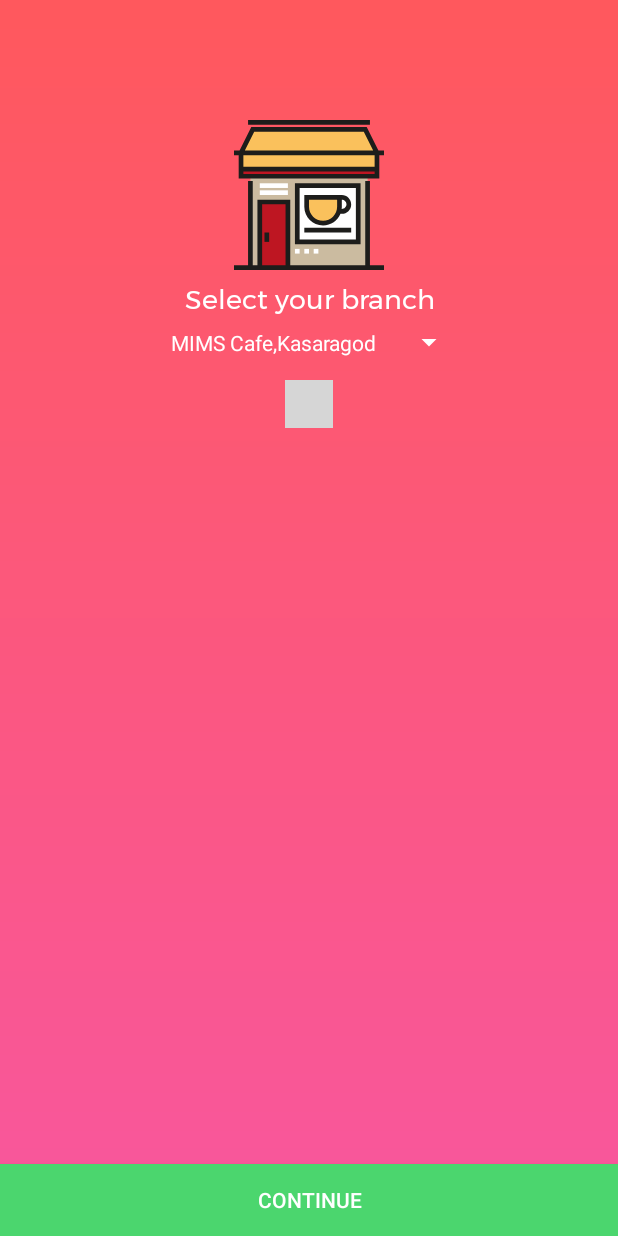
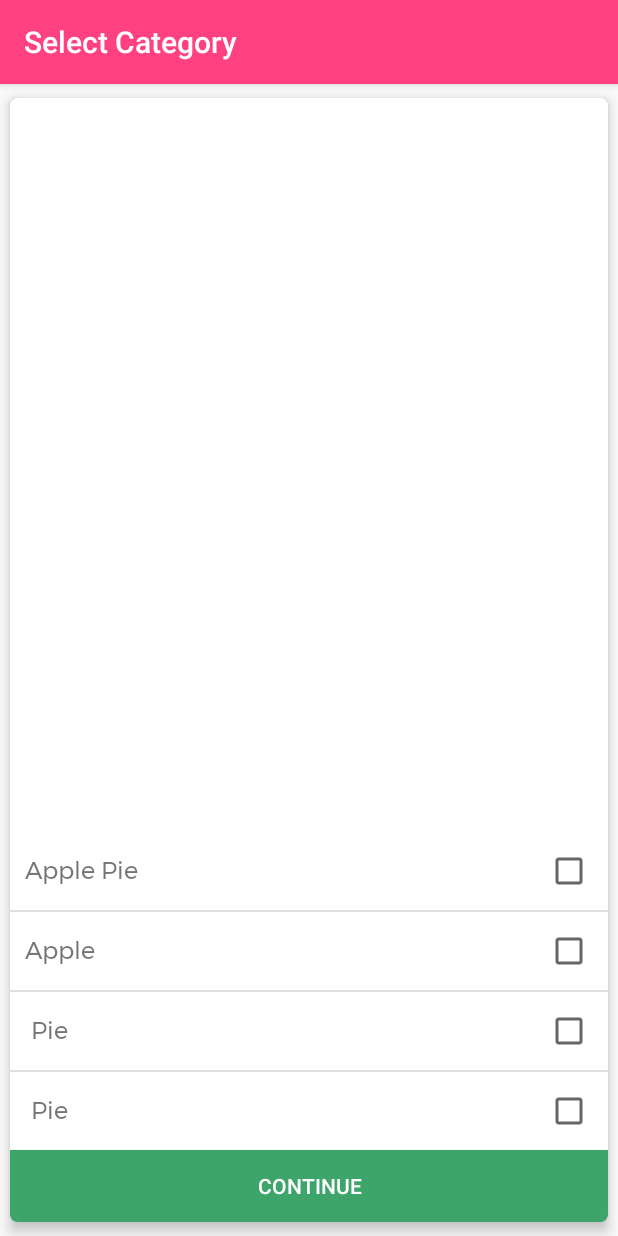
Before and after one commit to haseebmogral/KotSystem, an Android app: the screen it shows after launch (Branch_selection before the commit, category_selection after it), on a phone screen of 412 x 824 dp. Run offline under Robolectric (Android 15) with nearby library versions, the phone set to English and light mode, and no system bars; plain views replace SquarePinField; grey boxes are pictures that could not be loaded.

Commit message:
category selection checkbox added

```diff
--- a/app/src/main/AndroidManifest.xml
+++ b/app/src/main/AndroidManifest.xml
@@ -17,23 +17,27 @@
         <activity
             android:name=".activity.Order_screen"
             android:screenOrientation="landscape"
-            android:theme="@style/Theme.AppCompat.Light.NoActionBar" />
+            android:theme="@style/Theme.AppCompat.Light.NoActionBar"></activity>
         <activity
             android:name=".activity.Manager_Dashboard"
             android:theme="@style/Theme.AppCompat.Light.NoActionBar" />
         <activity
             android:name=".activity.main_screen"
-            android:theme="@style/Theme.AppCompat.Light.NoActionBar"></activity>
+            android:theme="@style/Theme.AppCompat.Light.NoActionBar">
+        </activity>
         <activity
             android:name=".activity.Branch_selection"
-            android:theme="@style/Theme.AppCompat.Light.NoActionBar">
-            <intent-filter>
-                <action android:name="android.intent.action.MAIN" />
+            android:theme="@style/Theme.AppCompat.Light.NoActionBar"></activity>
+    <activity android:name=".activity.select_item" > </activity>
+        <activity android:name=".activity.category_selection">
 
-                <category android:name="android.intent.category.LAUNCHER" />
-            </intent-filter>
+                        <intent-filter>
+                            <action android:name="android.intent.action.MAIN" />
+
+                  <category android:name="android.intent.category.LAUNCHER" />
+              </intent-filter>
+
         </activity>
-        <activity android:name=".activity.select_item"></activity>
     </application>
 
 </manifest>
--- /dev/null
+++ b/app/src/main/java/kot/amits/com/kotsystem/activity/category_selection.java
@@ -0,0 +1,53 @@
+package kot.amits.com.kotsystem.activity;
+
+import android.support.v7.app.AppCompatActivity;
+import android.os.Bundle;
+import android.view.View;
+import android.widget.AdapterView;
+import android.widget.ListView;
+import android.widget.TextView;
+import android.widget.Toast;
+
+import java.util.ArrayList;
+
+import kot.amits.com.kotsystem.R;
+import kot.amits.com.kotsystem.category_model.DataModel;
+import kot.amits.com.kotsystem.category_model.category_adapter;
+
+public class category_selection extends AppCompatActivity {
+
+    ArrayList dataModels;
+    ListView listView;
+    public category_adapter adapter;
+
+
+    @Override
+    protected void onCreate(Bundle savedInstanceState) {
+        super.onCreate(savedInstanceState);
+        setContentView(R.layout.activity_category_selection);
+        setTitle("Select Category");
+
+        listView = (ListView) findViewById(R.id.listView);
+
+        dataModels = new ArrayList();
+
+        dataModels.add(new DataModel(1,"Apple Pie", false));
+        dataModels.add(new DataModel(2,"Apple ", false));
+        dataModels.add(new DataModel(3," Pie", false));
+        dataModels.add(new DataModel(4," Pie", false));
+
+
+        adapter = new category_adapter(dataModels, getApplicationContext());
+
+        listView.setAdapter(adapter);
+
+    }
+
+
+
+
+
+    public void next(View view) {
+
+    }
+}
--- a/app/src/main/java/kot/amits/com/kotsystem/activity/select_item.java
+++ b/app/src/main/java/kot/amits/com/kotsystem/activity/select_item.java
@@ -43,6 +43,8 @@
     protected void onCreate(Bundle savedInstanceState) {
         super.onCreate(savedInstanceState);
         setContentView(R.layout.activity_select_item);
+        setTitle("Select Items");
+
         mydb=new DBmanager(this);
         mydb.open();
 
@@ -70,8 +72,8 @@
             LinearLayoutManager linearLayoutManager;
             linearLayoutManager = new LinearLayoutManager(this, LinearLayoutManager.HORIZONTAL, true);
             linearLayoutManager.setReverseLayout(false);
-            RecyclerView.LayoutManager mLayoutManager = new GridLayoutManager(select_item.this, 2);
-            items_recycler.setLayoutManager(linearLayoutManager);
+            RecyclerView.LayoutManager mLayoutManager = new GridLayoutManager(select_item.this, 5);
+            items_recycler.setLayoutManager(mLayoutManager);
         items_recycler.setAdapter(select_item_adapter);
 
             select_item_album cat;
--- a/app/src/main/java/kot/amits/com/kotsystem/adapter/CustomAdapter.java
+++ b/app/src/main/java/kot/amits/com/kotsystem/adapter/CustomAdapter.java
@@ -8,7 +8,10 @@
 import android.widget.ImageView;
 import android.widget.TextView;
 
+import java.util.ArrayList;
+
 import kot.amits.com.kotsystem.R;
+import kot.amits.com.kotsystem.activity.category_selection;
 
 public class CustomAdapter extends BaseAdapter {
     private Context context;
@@ -20,6 +23,9 @@
         this.context=context;
         this.app_icon=app_icon;
         this.app_name=app_name;
+    }
+
+    public CustomAdapter(ArrayList dataModels, category_selection category_selection) {
     }
 
     @Override
--- /dev/null
+++ b/app/src/main/java/kot/amits/com/kotsystem/category_model/DataModel.java
@@ -0,0 +1,16 @@
+package kot.amits.com.kotsystem.category_model;
+
+public class DataModel {
+
+    public String name;
+    public boolean checked;
+    public int cat_id;
+
+    public DataModel(int cat_id,String name, boolean checked) {
+        this.name = name;
+        this.cat_id=cat_id;
+        this.checked = checked;
+
+
+    }
+}
--- /dev/null
+++ b/app/src/main/java/kot/amits/com/kotsystem/category_model/category_adapter.java
@@ -0,0 +1,90 @@
+package kot.amits.com.kotsystem.category_model;
+
+import android.content.Context;
+import android.support.annotation.NonNull;
+import android.view.LayoutInflater;
+import android.view.View;
+import android.view.ViewGroup;
+import android.widget.ArrayAdapter;
+import android.widget.CheckBox;
+import android.widget.CompoundButton;
+import android.widget.TextView;
+import android.widget.Toast;
+
+import java.util.ArrayList;
+
+import kot.amits.com.kotsystem.R;
+import kot.amits.com.kotsystem.activity.category_selection;
+
+public class category_adapter extends ArrayAdapter {
+
+    private ArrayList dataSet;
+    Context mContext;
+
+    // View lookup cache
+    private static class ViewHolder {
+        TextView txtName;
+        CheckBox checkBox;
+        TextView catid;
+    }
+
+    public category_adapter(ArrayList data, Context context) {
+        super(context, R.layout.row_item, data);
+        this.dataSet = data;
+        this.mContext = context;
+
+    }
+    @Override
+    public int getCount() {
+        return dataSet.size();
+    }
+
+    @Override
+    public DataModel getItem(int position) {
+        return (DataModel) dataSet.get(position);
+    }
+
+
+    @Override
+    public View getView(int position, View convertView, @NonNull ViewGroup parent) {
+
+        ViewHolder viewHolder;
+        final View result;
+
+        if (convertView == null) {
+            viewHolder = new ViewHolder();
+            convertView = LayoutInflater.from(parent.getContext()).inflate(R.layout.row_item, parent, false);
+            viewHolder.txtName = (TextView) convertView.findViewById(R.id.txtName);
+            viewHolder.checkBox = (CheckBox) convertView.findViewById(R.id.checkBox);
+
+            result=convertView;
+            convertView.setTag(viewHolder);
+
+        } else {
+            viewHolder = (ViewHolder) convertView.getTag();
+            result=convertView;
+        }
+
+        final DataModel item = getItem(position);
+
+
+        viewHolder.txtName.setText(item.name);
+        viewHolder.checkBox.setChecked(item.checked);
+//        viewHolder.catid.setText(item.cat_id);
+
+        viewHolder.checkBox.setOnCheckedChangeListener(new CompoundButton.OnCheckedChangeListener() {
+            @Override
+            public void onCheckedChanged(CompoundButton buttonView, boolean isChecked) {
+                if (buttonView.isChecked()){
+                    Toast.makeText(mContext,String.valueOf(item.cat_id) , Toast.LENGTH_SHORT).show();
+
+                }
+            }
+        });
+
+
+        return result;
+    }
+
+
+}
--- /dev/null
+++ b/app/src/main/res/layout/activity_category_selection.xml
@@ -0,0 +1,57 @@
+<?xml version="1.0" encoding="utf-8"?>
+<RelativeLayout xmlns:android="http://schemas.android.com/apk/res/android"
+    xmlns:app="http://schemas.android.com/apk/res-auto"
+    xmlns:tools="http://schemas.android.com/tools"
+    android:layout_width="match_parent"
+    android:layout_height="match_parent"
+    tools:context=".activity.category_selection">
+
+
+        <android.support.v7.widget.CardView xmlns:android="http://schemas.android.com/apk/res/android"
+            xmlns:card_view="http://schemas.android.com/apk/res-auto"
+            android:layout_width="match_parent"
+            android:layout_height="match_parent"
+            android:layout_centerHorizontal="true"
+            app:cardCornerRadius="5dp"
+            app:cardElevation="5dp"
+            app:cardPreventCornerOverlap="true"
+            card_view:cardUseCompatPadding="true"
+            tools:style="@style/CardView">
+
+
+            <RelativeLayout
+                android:layout_width="match_parent"
+                android:layout_height="wrap_content">
+
+
+                <ListView
+                    android:id="@+id/listView"
+                    android:layout_width="match_parent"
+                    android:layout_above="@+id/next"
+                    android:scrollbars="none"
+                    android:layout_height="wrap_content"/>
+
+
+                <Button
+                    android:layout_width="match_parent"
+                    android:layout_height="wrap_content"
+                    android:layout_alignParentBottom="true"
+                    android:text="Continue"
+                    android:textColor="#fff"
+                    android:onClick="next"
+                    android:id="@+id/next"
+                    android:background="#3da46a"/>
+
+
+            </RelativeLayout>
+
+
+
+
+
+        </android.support.v7.widget.CardView>
+
+
+
+
+</RelativeLayout>
--- a/app/src/main/res/layout/activity_select_item.xml
+++ b/app/src/main/res/layout/activity_select_item.xml
@@ -11,6 +11,10 @@
     <android.support.v7.widget.RecyclerView
         android:layout_width="match_parent"
         android:layout_height="match_parent"
-        android:id="@+id/loaditems_recycler"></android.support.v7.widget.RecyclerView>
+        android:fitsSystemWindows="true"
+        android:importantForAutofill="auto"
+        android:id="@+id/loaditems_recycler">
+
+    </android.support.v7.widget.RecyclerView>
 
 </RelativeLayout>
--- /dev/null
+++ b/app/src/main/res/layout/row_item.xml
@@ -0,0 +1,27 @@
+
+<RelativeLayout xmlns:android="http://schemas.android.com/apk/res/android"
+    android:padding="10dp"
+    android:layout_width="match_parent"
+    android:layout_height="wrap_content">
+
+
+    <TextView
+        android:id="@+id/txtName"
+        android:layout_width="wrap_content"
+        android:layout_height="wrap_content"
+        android:layout_alignParentLeft="true"
+        android:layout_alignParentStart="true"
+        android:layout_centerVertical="true"
+        android:fontFamily="@font/montserrat"
+        android:textSize="16sp" />
+
+    <CheckBox
+        android:id="@+id/checkBox"
+        android:layout_width="wrap_content"
+        android:layout_height="wrap_content"
+        android:layout_alignParentEnd="true"
+        android:layout_alignParentRight="true"
+        android:layout_alignParentTop="true" />
+
+
+</RelativeLayout>
```
